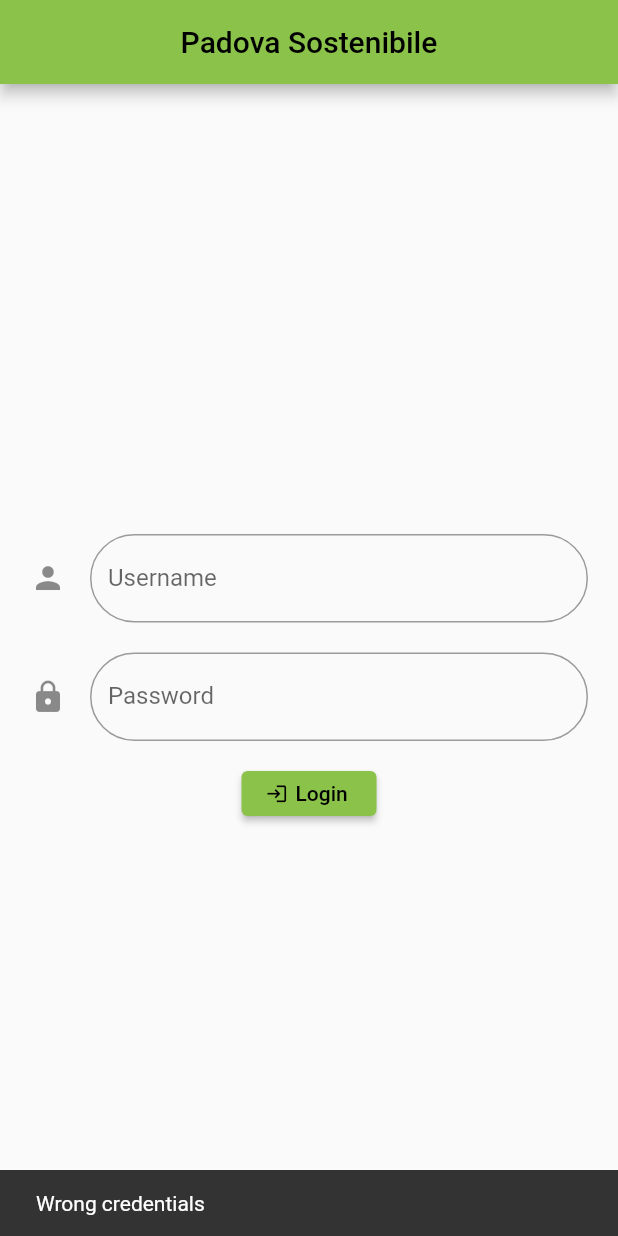
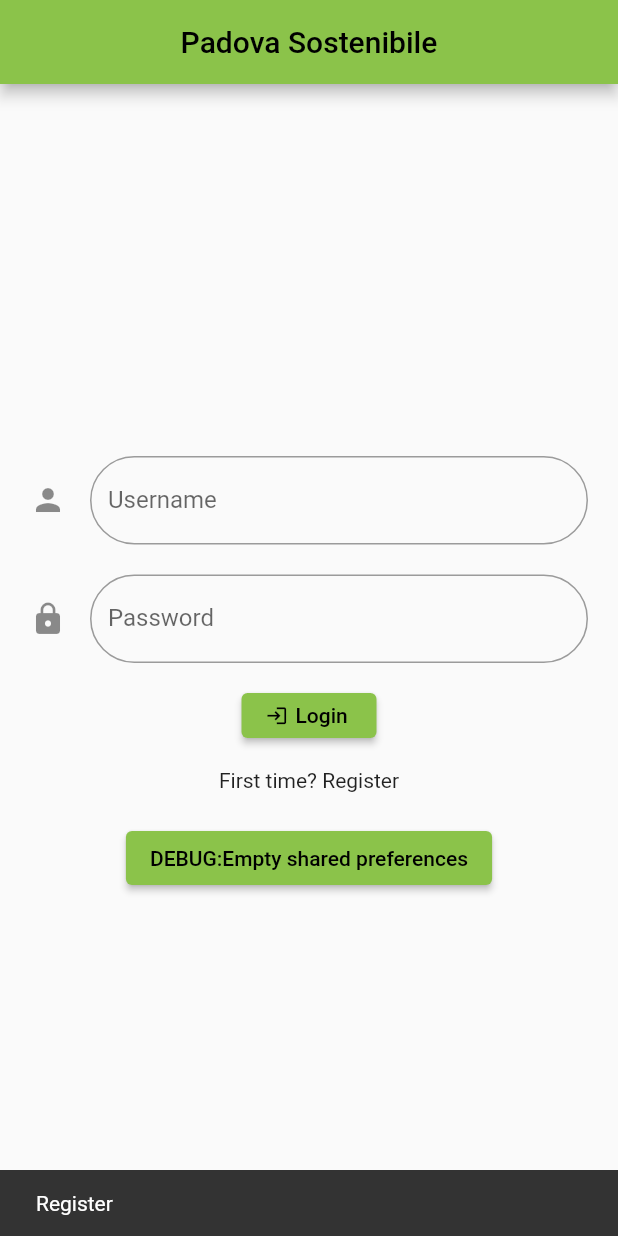
Before and after one commit to mariobon99/progetto_biomedical_wearable, a Flutter app: the screen it shows after launch, after a tap on "Login", on a phone screen of 412 x 824 dp. Run offline on Flutter 3.47's test engine with Material 2 defaults, Android fonts, the phone set to English and light mode, and no system bars; our stand-ins replace image_picker, shared_preferences.

Commit message:
aggiunto processo di registrazione

```diff
--- a/lib/screens/LoginPage.dart
+++ b/lib/screens/LoginPage.dart
@@ -1,5 +1,7 @@
 import 'package:flutter/material.dart';
 import 'package:progetto_wearable/screens/MainPagewithNavBar.dart';
+import 'package:progetto_wearable/screens/RegisterPage.dart';
+import 'package:shared_preferences/shared_preferences.dart';
 //import 'package:flutter_login/theme.dart';
 
 class LoginPage extends StatelessWidget {
@@ -73,9 +75,20 @@ class LoginPage extends StatelessWidget {
                       )
                     ],
                   ),
-                  onPressed: () {
-                    if (usernameController.text == 'Marzia' &&
-                        passwordController.text == '123456') {
+                  onPressed: () async {
+                    final sp = await SharedPreferences.getInstance();
+                    final username = sp.getString('username');
+                    final password = sp.getString('password');
+                    if (username == null || password == null) {
+                      ScaffoldMessenger.of(context)
+                        ..clearSnackBars()
+                        ..showSnackBar(const SnackBar(
+                          content: Text('Register'),
+                          duration: Duration(seconds: 2),
+                        ));
+                    } else {
+                      if (usernameController.text == username &&
+                          passwordController.text == password) {
                         clearText();
                         Navigator.pushReplacement(
                             context,
@@ -89,9 +102,32 @@ class LoginPage extends StatelessWidget {
                             duration: Duration(seconds: 2),
                           ));
                       }
+                    }
                   },
                 ),
               ),
+              Container(
+                padding: EdgeInsets.fromLTRB(20, 20, 20, 20),
+                child: GestureDetector(
+                  onTap: () {
+                    Navigator.pushReplacement(
+                        context,
+                        MaterialPageRoute(
+                            builder: (context) => RegisterPage()));
+                  },
+                  child: Text(
+                    'First time? Register',
+                    selectionColor: Colors.blue,
+                  ),
+                ),
+              ),
+              ElevatedButton(
+                  onPressed: () async {
+                    final sp = await SharedPreferences.getInstance();
+                    await sp.remove('username');
+                    await sp.remove('password');
+                  },
+                  child: Text('DEBUG:Empty shared preferences'))
             ],
           ),
         ));
--- a/pubspec.yaml
+++ b/pubspec.yaml
@@ -30,6 +30,7 @@ environment:
 dependencies:
   flutter:
     sdk: flutter
+  shared_preferences:
 
 
   # The following adds the Cupertino Icons font to your application.
```
Also changed, not shown: lib/screens/RegisterPage.dart (added, +118 -0 lines), pubspec.lock, 3 other files. Lines whose indentation alone changed are shown as unchanged.
